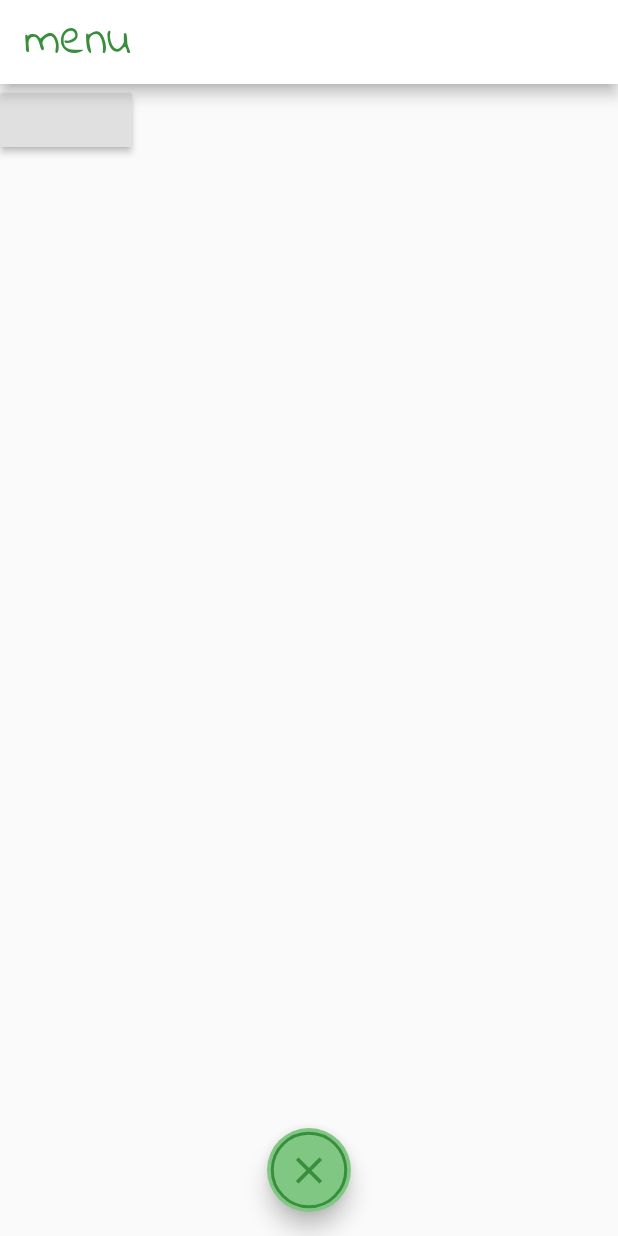
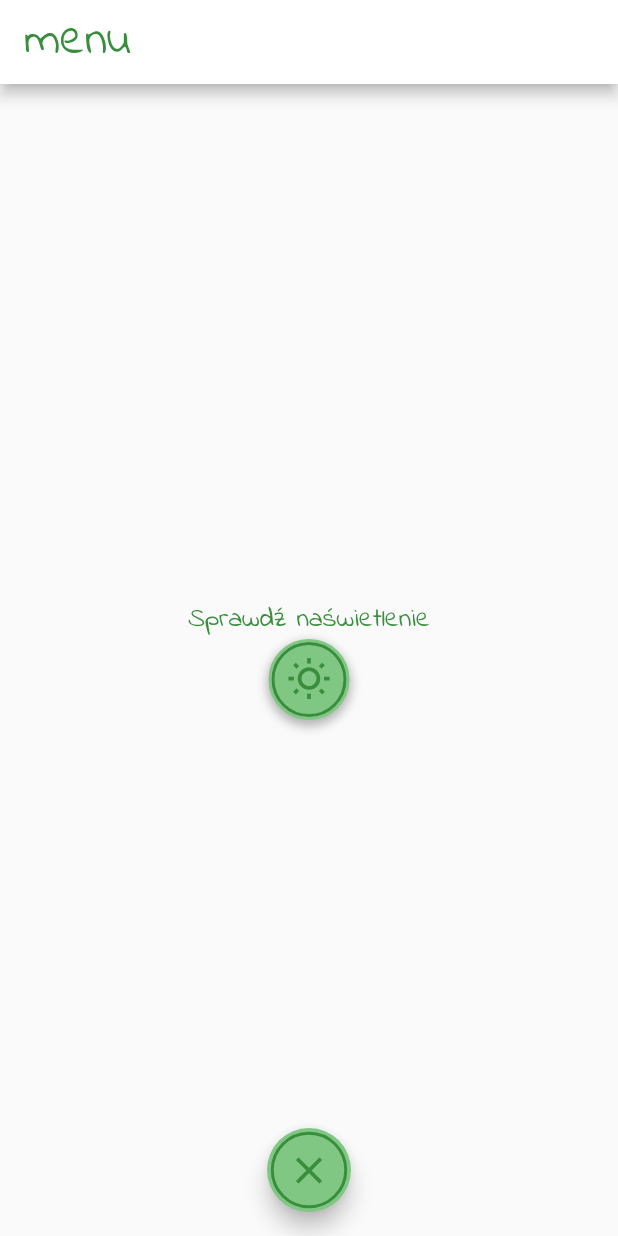
Before and after one commit to kkuczynski/LifefulLeaves, a Flutter app: the Menu screen opened by its route, on a phone screen of 412 x 824 dp. Run offline on Flutter 3.47's test engine with Material 2 defaults, Android fonts, the phone set to English and light mode, and no system bars; missing offline and left inert: light.

Commit message:
Added menu buttons template

```diff
--- a/lifeful_leaves/lib/pages/menu.dart
+++ b/lifeful_leaves/lib/pages/menu.dart
@@ -1,5 +1,6 @@
 import 'package:flutter/material.dart';
 import 'package:lifeful_leaves/widgets/close_menu_fab.dart';
+import 'package:lifeful_leaves/widgets/menu_button.dart';
 
 class Menu extends StatelessWidget {
   @override
@@ -16,9 +17,24 @@ class Menu extends StatelessWidget {
               fontSize: 32),
         ),
       ),
-      body: RaisedButton(onPressed: () {
-        Navigator.pushNamed(context, '/light');
-      }),
+      body: Container(
+        width: double.infinity,
+        child: Column(
+            mainAxisAlignment: MainAxisAlignment.center,
+            crossAxisAlignment: CrossAxisAlignment.center,
+            children: [
+              Row(
+                mainAxisAlignment: MainAxisAlignment.center,
+                crossAxisAlignment: CrossAxisAlignment.center,
+                children: [
+                  MenuButton(
+                      label: "Sprawdź naświetlenie",
+                      icon: Icons.wb_sunny_outlined,
+                      path: '/light')
+                ],
+              ),
+            ]),
+      ),
       floatingActionButton: CloseMenuFAB(),
       floatingActionButtonLocation: FloatingActionButtonLocation.centerFloat,
     );
--- /dev/null
+++ b/lifeful_leaves/lib/widgets/menu_button.dart
@@ -0,0 +1,55 @@
+import 'package:flutter/material.dart';
+
+class MenuButton extends StatelessWidget {
+  String path;
+  String label;
+  IconData icon;
+  MenuButton({this.path, this.label, this.icon});
+  @override
+  Widget build(BuildContext context) {
+    return FlatButton(
+      onPressed: () {
+        Navigator.pushNamed(context, this.path);
+      },
+      child: Column(
+        children: [
+          Text(
+            this.label,
+            style: TextStyle(
+                fontFamily: 'IndieFlower',
+                color: Colors.green[700],
+                fontSize: 18),
+          ),
+          Container(
+            child: Container(
+              width: 51,
+              height: 51,
+              decoration: BoxDecoration(
+                  shape: BoxShape.circle,
+                  color: Colors.green[300],
+                  border: Border.all(color: Colors.green[700], width: 2.0)),
+              child: Icon(
+                icon,
+                color: Colors.green[700],
+                size: 30.0,
+              ),
+            ),
+            width: 54,
+            height: 54,
+            decoration: BoxDecoration(
+                boxShadow: [
+                  BoxShadow(
+                    color: Colors.grey.withOpacity(0.8),
+                    spreadRadius: 1,
+                    blurRadius: 5,
+                    offset: Offset(0, 3),
+                  ),
+                ],
+                shape: BoxShape.circle,
+                border: Border.all(color: Colors.green[300], width: 2.0)),
+          ),
+        ],
+      ),
+    );
+  }
+}
```
